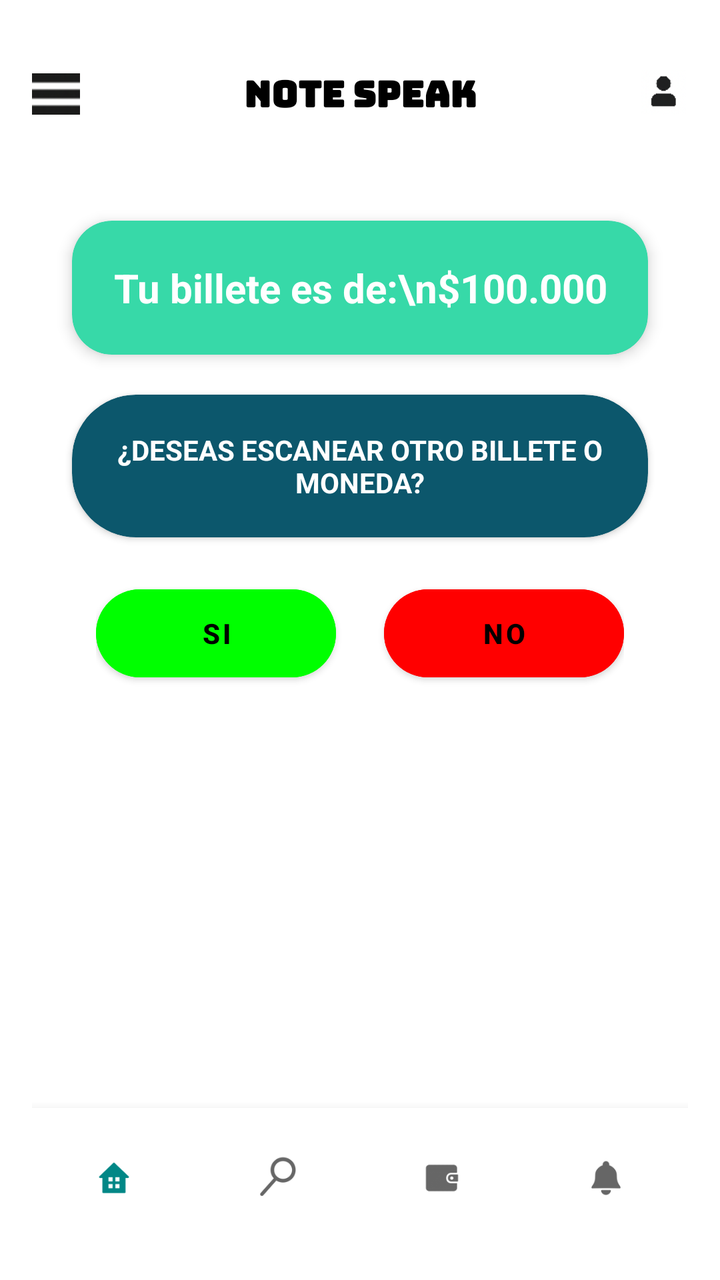
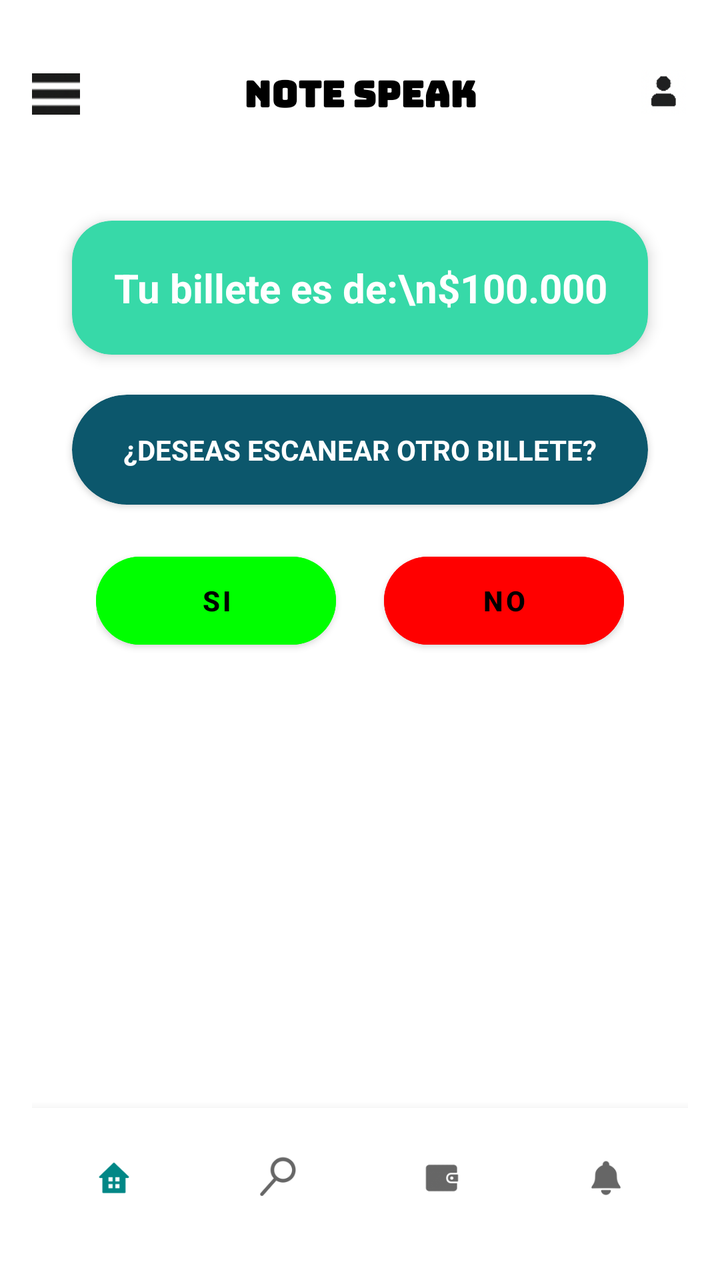

Two renders of the same Android screen: before a commit and after it. Below are the layout's source before the change and the commit's diff.
<!-- AndroidManifest.xml: application theme Theme.NOTESPK -->
<!-- res/layout/activity_scan_result.xml -->
<?xml version="1.0" encoding="utf-8"?>
<androidx.constraintlayout.widget.ConstraintLayout
    xmlns:android="http://schemas.android.com/apk/res/android"
    xmlns:app="http://schemas.android.com/apk/res-auto"
    android:layout_width="match_parent"
    android:layout_height="match_parent"
    android:padding="16dp"
    android:background="@color/white">

    
    <LinearLayout
        android:id="@+id/topBar"
        android:layout_width="0dp"
        android:layout_height="wrap_content"
        android:orientation="horizontal"
        android:gravity="center_vertical"
        android:paddingVertical="8dp"
        app:layout_constraintTop_toTopOf="parent"
        app:layout_constraintStart_toStartOf="parent"
        app:layout_constraintEnd_toEndOf="parent">

        <ImageView
            android:id="@+id/btnMenu"
            android:layout_width="24dp"
            android:layout_height="24dp"
            android:src="@drawable/ic_menu"
            android:contentDescription="Menú" />

        <TextView
            android:layout_width="0dp"
            android:layout_height="wrap_content"
            android:layout_weight="1"
            android:gravity="center"
            android:text="NOTE SPEAK"
            android:textStyle="bold"
            android:textSize="18sp"
            android:fontFamily="@font/bungee_regular"
            android:textColor="@color/black" />

        <ImageView
            android:id="@+id/btnPerfil"
            android:layout_width="24dp"
            android:layout_height="24dp"
            android:src="@drawable/ic_user"
            android:contentDescription="Perfil" />
    </LinearLayout>

    
    <com.google.android.material.card.MaterialCardView
        android:id="@+id/cardResultado"
        android:layout_width="0dp"
        android:layout_height="wrap_content"
        app:cardCornerRadius="20dp"
        app:cardBackgroundColor="#37D9A8"
        app:cardElevation="4dp"
        android:layout_marginTop="32dp"
        android:layout_marginStart="20dp"
        android:layout_marginEnd="20dp"
        app:layout_constraintTop_toBottomOf="@id/topBar"
        app:layout_constraintStart_toStartOf="parent"
        app:layout_constraintEnd_toEndOf="parent">

        <TextView
            android:id="@+id/tvResultado"
            android:layout_width="match_parent"
            android:layout_height="wrap_content"
            android:text="Tu billete es de:\n$100.000"
            android:textStyle="bold"
            android:textSize="20sp"
            android:gravity="center"
            android:padding="20dp"
            android:textColor="@android:color/white" />
    </com.google.android.material.card.MaterialCardView>

    
    <com.google.android.material.card.MaterialCardView
        android:id="@+id/cardPregunta"
        android:layout_width="0dp"
        android:layout_height="wrap_content"
        app:cardCornerRadius="32dp"
        app:cardBackgroundColor="#0C576C"
        app:cardElevation="2dp"
        android:layout_marginTop="20dp"
        android:layout_marginStart="20dp"
        android:layout_marginEnd="20dp"
        app:layout_constraintTop_toBottomOf="@id/cardResultado"
        app:layout_constraintStart_toStartOf="parent"
        app:layout_constraintEnd_toEndOf="parent">

        <TextView
            android:id="@+id/tvPregunta"
            android:layout_width="match_parent"
            android:layout_height="wrap_content"
            android:text="¿DESEAS ESCANEAR OTRO BILLETE O MONEDA?"
            android:gravity="center"
            android:textStyle="bold"
            android:textAllCaps="true"
            android:padding="18dp"
            android:textColor="@android:color/white"
            android:textSize="14sp"/>
    </com.google.android.material.card.MaterialCardView>

    
    <LinearLayout
        android:id="@+id/rowButtons"
        android:layout_width="0dp"
        android:layout_height="wrap_content"
        android:orientation="horizontal"
        android:gravity="center"
        android:layout_marginTop="20dp"
        app:layout_constraintTop_toBottomOf="@id/cardPregunta"
        app:layout_constraintStart_toStartOf="parent"
        app:layout_constraintEnd_toEndOf="parent"
        android:layout_marginStart="32dp"
        android:layout_marginEnd="32dp">

        <com.google.android.material.button.MaterialButton
            android:id="@+id/btnSi"
            android:layout_width="0dp"
            android:layout_height="56dp"
            android:layout_weight="1"
            android:layout_marginEnd="12dp"
            android:text="SI"
            android:textStyle="bold"
            android:textAllCaps="false"
            app:cornerRadius="28dp"
            android:backgroundTint="#00FF00"
            android:textColor="@android:color/black" />

        <com.google.android.material.button.MaterialButton
            android:id="@+id/btnNo"
            android:layout_width="0dp"
            android:layout_height="56dp"
            android:layout_weight="1"
            android:layout_marginStart="12dp"
            android:text="NO"
            android:textStyle="bold"
            android:textAllCaps="false"
            app:cornerRadius="28dp"
            android:backgroundTint="#FF0000"
            android:textColor="@android:color/black" />
    </LinearLayout>

    
    <com.google.android.material.bottomnavigation.BottomNavigationView
        android:id="@+id/bottomNavigationView"
        android:layout_width="0dp"
        android:layout_height="70dp"
        android:layout_marginStart="0dp"
        android:layout_marginEnd="0dp"
        android:background="@color/white"
        app:itemIconSize="32dp"
        app:labelVisibilityMode="unlabeled"
        app:itemRippleColor="@color/teal_200"
        app:menu="@menu/bottom_nav_menu"
        app:layout_constraintBottom_toBottomOf="parent"
        app:layout_constraintStart_toStartOf="parent"
        app:layout_constraintEnd_toEndOf="parent"/>

    
    <View
        android:layout_width="0dp"
        android:layout_height="16dp"
        app:layout_constraintTop_toBottomOf="@id/rowButtons"
        app:layout_constraintBottom_toTopOf="@id/bottomNavigationView"
        app:layout_constraintStart_toStartOf="parent"
        app:layout_constraintEnd_toEndOf="parent"/>

</androidx.constraintlayout.widget.ConstraintLayout>
<!-- resources referenced by this layout -->
<resources>
  <color name="black">#FF000000</color>
  <color name="teal_200">#FF03DAC5</color>
  <color name="white">#FFFFFFFF</color>
  <!-- drawable ic_menu: png bitmap (drawable, 489 bytes) -->
  <!-- drawable ic_user: png bitmap (drawable, 2395 bytes) -->
  <style name="Theme.NOTESPK" parent="Theme.MaterialComponents.DayNight.NoActionBar">
          <item name="colorPrimary">@color/teal_700</item>
          <item name="colorPrimaryVariant">@color/teal_200</item>
          <item name="colorOnPrimary">@color/white</item>
          <item name="colorSecondary">@color/black</item>
      </style>
  <color name="teal_700">#FF018786</color>
</resources>

<!-- the commit's change to res/layout/activity_scan_result.xml (unified diff, before → after) -->
@@ -91,7 +91,7 @@
             android:id="@+id/tvPregunta"
             android:layout_width="match_parent"
             android:layout_height="wrap_content"
-            android:text="¿DESEAS ESCANEAR OTRO BILLETE O MONEDA?"
+            android:text="¿DESEAS ESCANEAR OTRO BILLETE?"
             android:gravity="center"
             android:textStyle="bold"
             android:textAllCaps="true"
